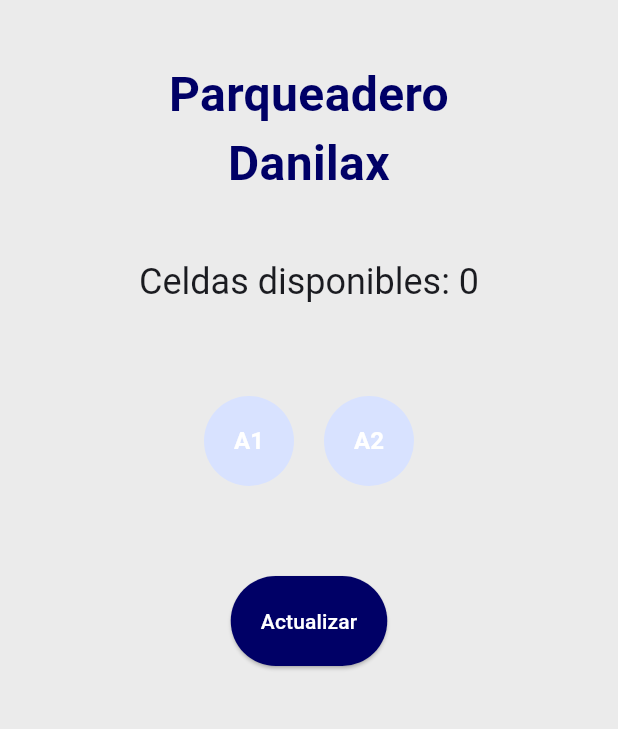
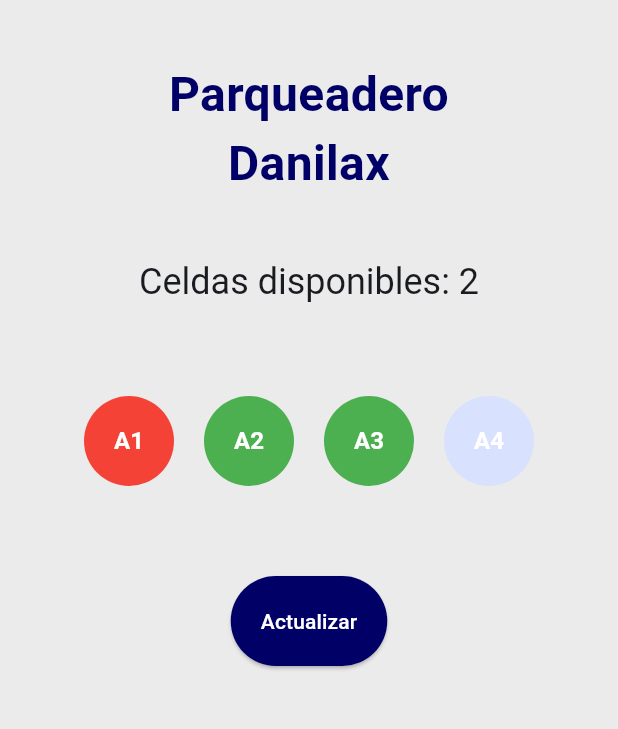
Before and after one commit to DanielC19/parking_project, a Flutter app: the screen it shows after launch, on a phone screen of 412 x 824 dp, the part 135-864 px from its top. Run offline on Flutter 3.47's test engine with Material 2 defaults, Android fonts, the phone set to English and light mode, and no system bars; our stand-ins replace flutter_dotenv; network calls fail.

Commit message:
Last nice touch :)

```diff
--- a/lib/main.dart
+++ b/lib/main.dart
@@ -62,7 +62,7 @@ class MyHomePage extends StatefulWidget {
 class _MyHomePageState extends State<MyHomePage> {
   Color? a1;
   Color? a2;
-  int available = 0;
+  int available = 2;
 
   @override
   void initState() {
@@ -88,7 +88,7 @@ class _MyHomePageState extends State<MyHomePage> {
     if (response.statusCode == 200) {
       final res = jsonDecode(response.body);
       if (cell == 1) {
-        if (res['results'] == []) {
+        if (res['results'][0]['value'] == 1.0) {
           setState(() {
             a1 = Colors.green;
           });
@@ -98,7 +98,7 @@ class _MyHomePageState extends State<MyHomePage> {
           });
         }
       } else {
-        if (res['results'] != []) {
+        if (res['results'][0]['value'] == 1.0) {
           setState(() {
             a2 = Colors.green;
           });
@@ -109,10 +109,7 @@ class _MyHomePageState extends State<MyHomePage> {
         }
       }
       setState(() {
-        available = 0;
-        if (a1 == Colors.green) {
-          available = available + 1;
-        }
+        available = 2;
         if (a2 == Colors.green) {
           available = available + 1;
         }
@@ -196,7 +193,7 @@ class _MyHomePageState extends State<MyHomePage> {
                 mainAxisAlignment: MainAxisAlignment.center,
                 children: [
                   CircleAvatar(
-                    backgroundColor: a1,
+                    backgroundColor: Colors.red,
                     radius: 30,
                     child: Text(
                       'A1',
@@ -208,10 +205,34 @@ class _MyHomePageState extends State<MyHomePage> {
                   ),
                   SizedBox(width: 20),
                   CircleAvatar(
+                    backgroundColor: Colors.green,
+                    radius: 30,
+                    child: Text(
+                      'A2',
+                      style: TextStyle(
+                        color: Colors.white,
+                        fontWeight: FontWeight.bold,
+                      ),
+                    ),
+                  ),
+                  SizedBox(width: 20),
+                  CircleAvatar(
+                    backgroundColor: Colors.green,
+                    radius: 30,
+                    child: Text(
+                      'A3',
+                      style: TextStyle(
+                        color: Colors.white,
+                        fontWeight: FontWeight.bold,
+                      ),
+                    ),
+                  ),
+                  SizedBox(width: 20),
+                  CircleAvatar(
                     backgroundColor: a2,
                     radius: 30,
                     child: Text(
-                      'A2',
+                      'A4',
                       style: TextStyle(
                         color: Colors.white,
                         fontWeight: FontWeight.bold,
```
